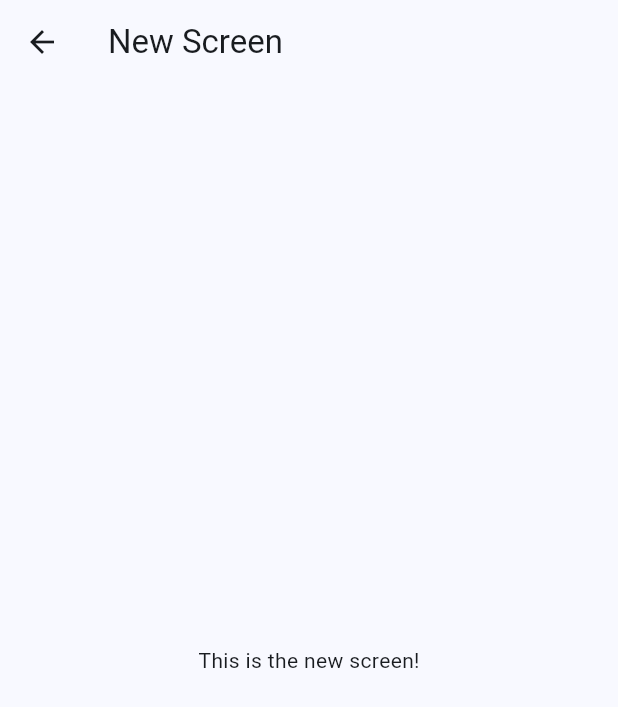
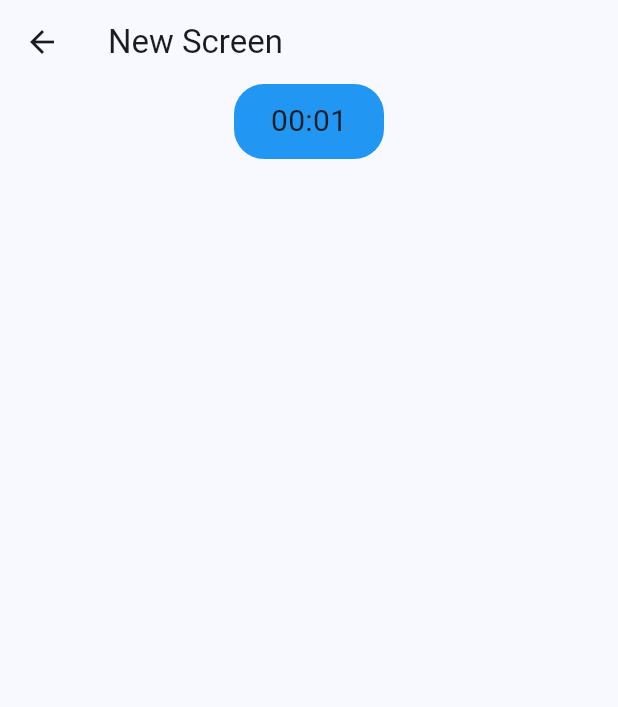
Before and after one commit to PedroGF45/Game-Analysis-App, a Flutter app: the screen it shows after launch, after a tap on "Start Game", on a phone screen of 412 x 824 dp. Shown: the top 707 px of the screen. Run offline on Flutter 3.47's test engine with Material 3 defaults, Android fonts, the phone set to English and light mode, and no system bars.

Commit message:
Added timer for teh game

```diff
--- a/lib/game_screen.dart
+++ b/lib/game_screen.dart
@@ -1,4 +1,5 @@
 import 'package:flutter/material.dart';
+import 'package:game_analysis_app/timer.dart';
 
 class GameScreen extends StatelessWidget {
 
@@ -8,9 +9,7 @@ class GameScreen extends StatelessWidget {
       appBar: AppBar(
         title: Text('New Screen'),
       ),
-      body: Center(
-        child: Text('This is the new screen!'),
-      ),
+      body: TimerScreen(),
     );
   }
 }
--- /dev/null
+++ b/lib/timer.dart
@@ -0,0 +1,83 @@
+import 'dart:async';
+import 'package:flutter/material.dart';
+
+
+class TimerScreen extends StatefulWidget {
+  @override
+  State<TimerScreen> createState() => _TimerState();
+}
+
+class _TimerState extends State<TimerScreen> {
+  int _timerSeconds = 0;
+  int _timerMinutes = 0;
+  String _formattedSeconds = '00';
+  String _formattedMinutes = '00';
+  late Timer _timer;
+
+  @override
+  void initState() {
+    super.initState();
+    _startTimer();
+  }
+
+  void _startTimer() {
+    _timer = Timer.periodic(Duration(seconds: 1), (timer) {
+      setState(() {
+        _timerSeconds++;
+
+        // If the timer reaches 60 seconds, reset to 0 and add 1 to minutes
+        if (_timerSeconds == 60) {
+          _timerSeconds = 0;
+          _timerMinutes++;
+        }
+
+        // Format the number into a string
+        _formattedSeconds = _formatNumber(_timerSeconds);
+        _formattedMinutes = _formatNumber(_timerMinutes);
+
+      });
+    });
+  }
+
+  String _formatNumber(int number) {
+    String _number;
+    if (number < 10) {
+      _number = number.toString().padLeft(2, '0');
+    } else {
+      _number = number.toString();
+    }
+    return _number;
+  }
+
+  @override
+  Widget build(BuildContext context) {
+    return Scaffold(
+      body: Align(
+        alignment: Alignment.topCenter,
+        child: Container(
+          alignment: Alignment.center,
+          width: 100,
+          height: 50,
+
+          padding: EdgeInsets.all(10.0),
+          // Set the border radius here
+          decoration: BoxDecoration(
+              borderRadius: BorderRadius.circular(20.0),
+              color: Colors.blue,
+            ),
+          child:
+            Text(
+              '$_formattedMinutes:$_formattedSeconds',
+              style: TextStyle(fontSize: 20),
+            )
+        ),
+      ),
+    );
+  }
+
+  @override
+  void dispose() {
+    _timer.cancel(); // Cancel the timer to avoid memory leaks
+    super.dispose();
+  }
+}
```
